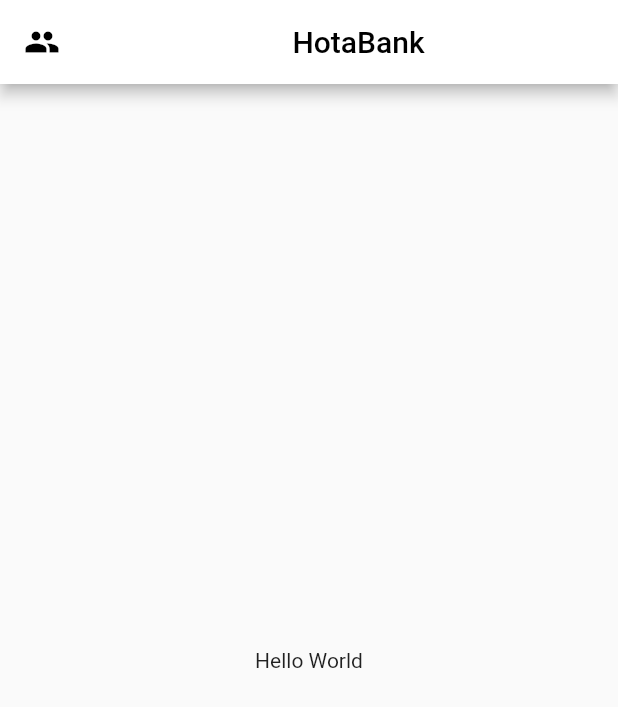
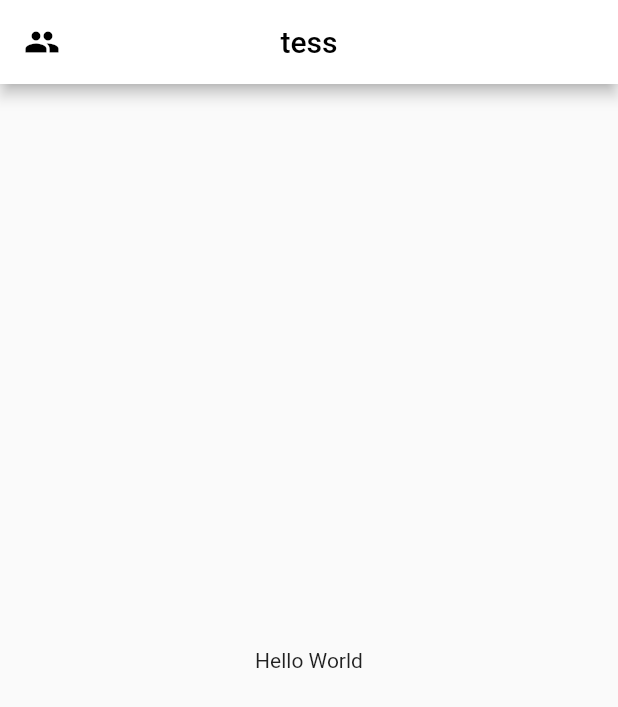
Before and after one commit to nuageeeeee/hotabank, a Flutter app: the screen it shows after launch, on a phone screen of 412 x 824 dp. Shown: the top 707 px of the screen. Run offline on Flutter 3.47's test engine with Material 2 defaults, Android fonts, the phone set to English and light mode, and no system bars.

Commit message:
Update main.dart

```diff
--- a/lib/main.dart
+++ b/lib/main.dart
@@ -16,18 +16,10 @@ class MyApp extends StatelessWidget {
       home: Scaffold(
         appBar: AppBar(
           backgroundColor: Colors.white,
-          title: Row(
-            mainAxisAlignment: MainAxisAlignment.center,
-            children: const [
-              SizedBox(
-                width: 10,
-              ),
-              Text(
-                'HotaBank',
-                style: TextStyle(color: Colors.black),
-                textAlign: TextAlign.center,
-              )
-            ],
+          centerTitle: true,
+          title: const Text(
+            'tess',
+            style: TextStyle(color: Colors.black),
           ),
           leading: Builder(
             builder: (BuildContext context) {
@@ -36,7 +28,6 @@ class MyApp extends StatelessWidget {
                 color: Colors.black,
                 // alignment: const Alignment(-90, 0),
                 onPressed: () {
-                  // ignore: avoid_print
                   Navigator.push(
                     context,
                     MaterialPageRoute(builder: (context) => const loginPage()),
```
